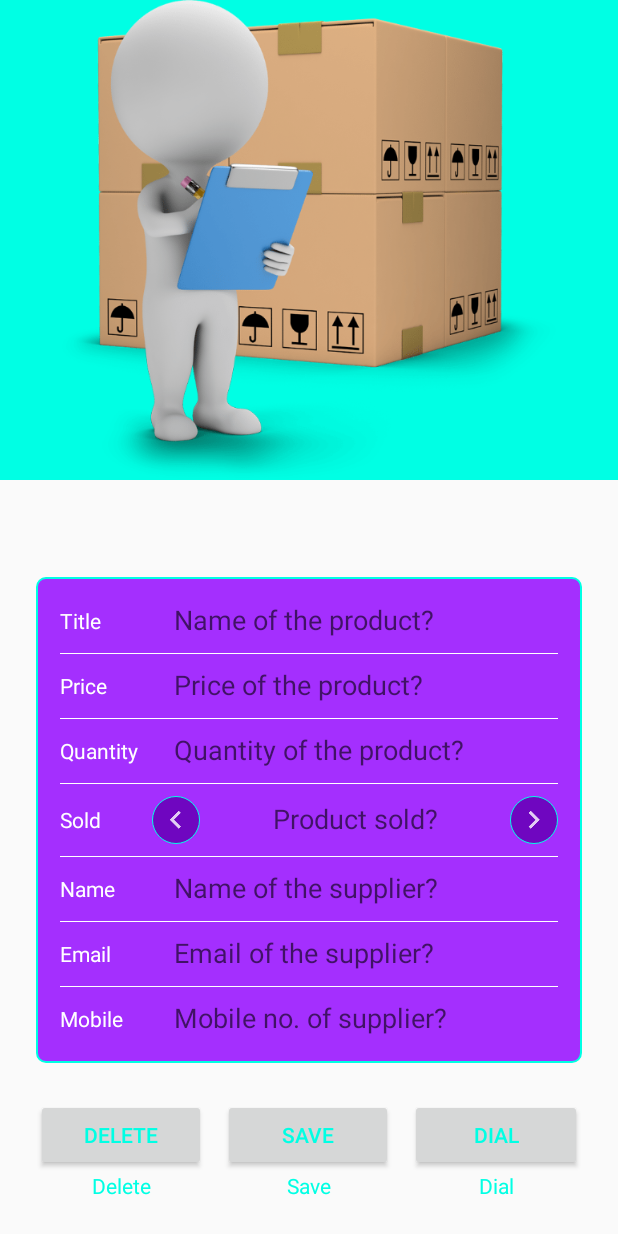
After one commit to bishram78/InventoroyApp2_new, an Android app: the layout activity_editor.xml on its own in the app's theme, with its tools: preview values and no code run, on a phone screen of 412 x 824 dp. The commit adds this screen. Run offline under Robolectric (Android 15) with nearby library versions, the light colour scheme and no system bars.

Commit message:
Commit 2

```diff
--- /dev/null
+++ b/app/src/main/java/com/bishram/nano/degree/inventory/app2/activity/EditorActivity.java
@@ -0,0 +1,140 @@
+package com.bishram.nano.degree.inventory.app2.activity;
+
+import android.app.LoaderManager;
+import android.content.CursorLoader;
+import android.content.Intent;
+import android.content.Loader;
+import android.database.Cursor;
+import android.net.Uri;
+import android.os.Bundle;
+import android.support.annotation.Nullable;
+import android.support.v4.app.FragmentManager;
+import android.support.v7.app.AppCompatActivity;
+import android.view.MotionEvent;
+import android.view.View;
+import android.widget.CursorAdapter;
+import android.widget.EditText;
+
+import com.bishram.nano.degree.inventory.app2.R;
+
+public class EditorActivity extends AppCompatActivity implements
+        LoaderManager.LoaderCallbacks<Cursor> {
+
+    private static final int EXISTING_INVENTORY_LOADER = 0;
+    private Uri mCurrentInventoryUri;
+
+    private EditText mNameEditText;
+    private EditText mPriceEditText;
+    private EditText mQuantityEditText;
+    private EditText mSoldEditText;
+    private EditText mSupplierEditText;
+    private EditText mEmailEditText;
+    private EditText mMobileEditText;
+
+    private boolean mInventoryHasChanged = false;
+
+    private View.OnTouchListener mTouchListener = new View.OnTouchListener() {
+        /**
+         * Called when a touch event is dispatched to a view. This allows listeners to
+         * get a chance to respond before the target view.
+         *
+         * @param v     The view the touch event has been dispatched to.
+         * @param event The MotionEvent object containing full information about
+         *              the event.
+         * @return True if the listener has consumed the event, false otherwise.
+         */
+        @Override
+        public boolean onTouch(View v, MotionEvent event) {
+            mInventoryHasChanged = true;
+            return false;
+        }
+    };
+
+    @Override
+    protected void onCreate(@Nullable Bundle savedInstanceState) {
+        super.onCreate(savedInstanceState);
+        setContentView(R.layout.activity_editor);
+
+        Intent intent = getIntent();
+        mCurrentInventoryUri = intent.getData();
+
+        if (mCurrentInventoryUri == null) {
+            setTitle("Add New Product");
+            disableButtons();
+        } else {
+            setTitle("Edit Product Info");
+            getLoaderManager().initLoader(EXISTING_INVENTORY_LOADER, null, this);
+        }
+    }
+
+    private void updateProduct() {
+
+    }
+
+    /**
+     * Instantiate and return a new Loader for the given ID.
+     *
+     * @param id   The ID whose loader is to be created.
+     * @param args Any arguments supplied by the caller.
+     * @return Return a new Loader instance that is ready to start loading.
+     */
+    @Override
+    public Loader<Cursor> onCreateLoader(int id, Bundle args) {
+        return null;
+    }
+
+    /**
+     * Called when a previously created loader has finished its load.  Note
+     * that normally an application is <em>not</em> allowed to commit fragment
+     * transactions while in this call, since it can happen after an
+     * activity's state is saved.  See {@link FragmentManager#beginTransaction()
+     * FragmentManager.openTransaction()} for further discussion on this.
+     *
+     * <p>This function is guaranteed to be called prior to the release of
+     * the last data that was supplied for this Loader.  At this point
+     * you should remove all use of the old data (since it will be released
+     * soon), but should not do your own release of the data since its Loader
+     * owns it and will take care of that.  The Loader will take care of
+     * management of its data so you don't have to.  In particular:
+     *
+     * <ul>
+     * <li> <p>The Loader will monitor for changes to the data, and report
+     * them to you through new calls here.  You should not monitor the
+     * data yourself.  For example, if the data is a {@link Cursor}
+     * and you place it in a {@link CursorAdapter}, use
+     * the  constructor <em>without</em> passing
+     * in either {@link CursorAdapter#FLAG_AUTO_REQUERY}
+     * or {@link CursorAdapter#FLAG_REGISTER_CONTENT_OBSERVER}
+     * (that is, use 0 for the flags argument).  This prevents the CursorAdapter
+     * from doing its own observing of the Cursor, which is not needed since
+     * when a change happens you will get a new Cursor throw another call
+     * here.
+     * <li> The Loader will release the data once it knows the application
+     * is no longer using it.  For example, if the data is
+     * a {@link Cursor} from a {@link CursorLoader},
+     * you should not call close() on it yourself.  If the Cursor is being placed in a
+     * {@link CursorAdapter}, you should use the
+     * {@link CursorAdapter#swapCursor(Cursor)}
+     * method so that the old Cursor is not closed.
+     * </ul>
+     *
+     * @param loader The Loader that has finished.
+     * @param data   The data generated by the Loader.
+     */
+    @Override
+    public void onLoadFinished(Loader<Cursor> loader, Cursor data) {
+
+    }
+
+    /**
+     * Called when a previously created loader is being reset, and thus
+     * making its data unavailable.  The application should at this point
+     * remove any references it has to the Loader's data.
+     *
+     * @param loader The Loader that is being reset.
+     */
+    @Override
+    public void onLoaderReset(Loader<Cursor> loader) {
+
+    }
+}
--- a/app/src/main/java/com/bishram/nano/degree/inventory/app2/activity/MainActivity.java
+++ b/app/src/main/java/com/bishram/nano/degree/inventory/app2/activity/MainActivity.java
@@ -154,11 +154,11 @@ public class MainActivity extends AppCompatActivity implements
         String productName = "Product_" + random.nextInt(5000 - 1000);
         double productPriceDouble = random.nextInt(50000 - 1000)/10.0;
         String productPriceStr = String.format("%.2f", productPriceDouble);
-        int productQuantity = random.nextInt(1000 - 10);
-        int productSold = random.nextInt(100 - 1);
+        int productQuantity = random.nextInt(50 - 1);
+        int productSold = random.nextInt(10 - 1);
         String supplierName = "Supplier_" + random.nextInt(100 - 1);
         String supplierEmail = "abc." + random.nextInt(999 - 100) + "@email.com";
-        long mobileNumber = random.nextInt(70000 - 10000) * 13;
+        long mobileNumber = random.nextInt(1234567890 - 1000000000);
 
         /*
          * Create a ContentValues object where column names are the keys,
@@ -197,9 +197,9 @@ public class MainActivity extends AppCompatActivity implements
         int rowsDeleted = getContentResolver().delete(InventoryEntry.CONTENT_URI, null, null);
 
         if (rowsDeleted != 0) {
+            Toast.makeText(this, getString(R.string.successful_deletion), Toast.LENGTH_LONG).show();
+        } else {
             Toast.makeText(this, getString(R.string.error_deletion), Toast.LENGTH_LONG).show();
-        } else {
-            Toast.makeText(this, getString(R.string.successful_deletion), Toast.LENGTH_LONG).show();
         }
     }
 
@@ -212,7 +212,9 @@ public class MainActivity extends AppCompatActivity implements
           InventoryEntry.COLUMN_NAME_PRODUCT,
           InventoryEntry.COLUMN_PRICE_PRODUCT,
           InventoryEntry.COLUMN_QUANTITY_PRODUCT,
-          InventoryEntry.COLUMN_SOLD_PRODUCT
+          InventoryEntry.COLUMN_SOLD_PRODUCT,
+          InventoryEntry.COLUMN_NAME_SUPPLIER,
+          InventoryEntry.COLUMN_MOBILE_SUPPLIER
         };
 
         // This loader will execute the ContentProvider's query method on a background thread
--- a/app/src/main/java/com/bishram/nano/degree/inventory/app2/adapter/InventoryCursorAdapter.java
+++ b/app/src/main/java/com/bishram/nano/degree/inventory/app2/adapter/InventoryCursorAdapter.java
@@ -12,7 +12,6 @@ import android.view.ViewGroup;
 import android.widget.Button;
 import android.widget.CursorAdapter;
 import android.widget.TextView;
-import android.widget.Toast;
 
 import com.bishram.nano.degree.inventory.app2.R;
 
@@ -57,17 +56,19 @@ public class InventoryCursorAdapter extends CursorAdapter {
         // Find individual views that we want to modify in the list item layout
         TextView nameTexView = view.findViewById(R.id.product_name_tv);
         TextView priceTextView = view.findViewById(R.id.product_price_tv);
-        TextView quantityTextView = view.findViewById(R.id.product_quantity_tv);
-        Button buttonSellProduct = view.findViewById(R.id.product_sell_btn);
+        final TextView quantityTextView = view.findViewById(R.id.product_quantity_tv);
+        final Button buttonSellProduct = view.findViewById(R.id.product_sell_btn);
 
         // Find the columns of inventory attributes that we're interested in
         final int nameColumnIndex = cursor.getColumnIndex(InventoryEntry.COLUMN_NAME_PRODUCT);
         final int priceColumnIndex = cursor.getColumnIndex(InventoryEntry.COLUMN_PRICE_PRODUCT);
         final int quantityColumnIndex = cursor.getColumnIndex(InventoryEntry.COLUMN_QUANTITY_PRODUCT);
         final int soldColumnIndex = cursor.getColumnIndex(InventoryEntry.COLUMN_SOLD_PRODUCT);
+        final int supplierColumnIndex = cursor.getColumnIndex(InventoryEntry.COLUMN_NAME_SUPPLIER);
 
         // Read the inventory attributes from the Cursor for the current inventory.
-        String productName = cursor.getString(nameColumnIndex);
+        final String productName = cursor.getString(nameColumnIndex);
+        final String supplierName = cursor.getString(supplierColumnIndex);
         String productPrice = "INR " + cursor.getString(priceColumnIndex);
         String productQuantity = cursor.getString(quantityColumnIndex);
         String productSold = cursor.getString(soldColumnIndex);
@@ -90,6 +91,8 @@ public class InventoryCursorAdapter extends CursorAdapter {
                 int curQuantity = quantity;
                 int curSold = sold;
                 if (quantity > 0) {
+                    values.put(InventoryEntry.COLUMN_NAME_PRODUCT, productName);
+                    values.put(InventoryEntry.COLUMN_NAME_SUPPLIER, supplierName);
                     values.put(InventoryEntry.COLUMN_QUANTITY_PRODUCT, --curQuantity);
                     values.put(InventoryEntry.COLUMN_SOLD_PRODUCT, ++curSold);
                     resolver.update(
@@ -100,7 +103,8 @@ public class InventoryCursorAdapter extends CursorAdapter {
                     );
                     context.getContentResolver().notifyChange(currentUri, null);
                 } else {
-                    Toast.makeText(context, "Item out of stock.", Toast.LENGTH_SHORT).show();
+                    buttonSellProduct.setVisibility(View.INVISIBLE);
+                    quantityTextView.setText("Out of stock.");
                 }
             }
         });
--- a/app/src/main/java/com/bishram/nano/degree/inventory/app2/data/InventoryProvider.java
+++ b/app/src/main/java/com/bishram/nano/degree/inventory/app2/data/InventoryProvider.java
@@ -466,12 +466,6 @@ public class InventoryProvider extends ContentProvider {
             throw new IllegalArgumentException("Supplier name can not be empty.");
         }
 
-        // Check that mobile number is valid
-        long mobileNumber = values.getAsLong(InventoryEntry.COLUMN_MOBILE_SUPPLIER);
-        if (mobileNumber != 10) {
-            throw new IllegalArgumentException("Mobile number is not valid");
-        }
-
         // If there are no values to update, then don't try to update the database
         if (values.size() == 0) {
             return 0;
--- /dev/null
+++ b/app/src/main/res/drawable/bkg_round_all.xml
@@ -0,0 +1,20 @@
+<?xml version="1.0" encoding="utf-8"?>
+<selector xmlns:android="http://schemas.android.com/apk/res/android">
+
+    <item android:state_pressed="true">
+        <shape android:shape="rectangle">
+            <solid android:color="#dc9710ff" />
+            <stroke android:color="@android:color/black"
+                android:width="1px" />
+            <corners android:radius="20dp" />
+        </shape>
+    </item>
+    <item>
+        <shape android:shape="rectangle">
+            <solid android:color="#dc6800b7" />
+            <stroke android:color="@color/colorPrimary"
+                android:width="1px" />
+            <corners android:radius="20dp" />
+        </shape>
+    </item>
+</selector>
--- /dev/null
+++ b/app/src/main/res/drawable/bkg_round_corner.xml
@@ -0,0 +1,12 @@
+<?xml version="1.0" encoding="utf-8"?>
+<selector xmlns:android="http://schemas.android.com/apk/res/android">
+
+    <item>
+        <shape android:shape="rectangle">
+            <solid android:color="#dc9710ff" />
+            <stroke android:color="@color/colorPrimary"
+                android:width="1dp" />
+            <corners android:radius="6dp" />
+        </shape>
+    </item>
+</selector>
--- /dev/null
+++ b/app/src/main/res/layout/activity_editor.xml
@@ -0,0 +1,114 @@
+<?xml version="1.0" encoding="utf-8"?>
+<RelativeLayout xmlns:android="http://schemas.android.com/apk/res/android"
+    android:layout_width="match_parent"
+    android:layout_height="match_parent"
+    android:orientation="vertical">
+
+    <ImageView
+        android:layout_width="match_parent"
+        android:layout_height="320dp"
+        android:src="@drawable/default_img"
+        android:background="@color/colorPrimary"/>
+
+    <LinearLayout
+        android:id="@+id/layout_text"
+        android:layout_width="match_parent"
+        android:layout_height="wrap_content"
+        android:layout_marginBottom="24dp"
+        android:layout_alignParentBottom="true"
+        android:layout_marginRight="24dp"
+        android:layout_marginEnd="24dp"
+        android:layout_marginStart="24dp"
+        android:layout_marginLeft="24dp">
+
+        <TextView
+            android:layout_width="0dp"
+            android:layout_weight="1"
+            android:text="Delete"
+            android:gravity="center"
+            android:textColor="@color/colorPrimary"
+            android:layout_height="wrap_content" />
+
+        <View
+            android:layout_width="0dp"
+            android:layout_height="1dp"
+            android:layout_weight="0.1" />
+
+        <TextView
+            android:layout_width="0dp"
+            android:layout_weight="1"
+            android:text="Save"
+            android:gravity="center"
+            android:textColor="@color/colorPrimary"
+            android:layout_height="wrap_content" />
+
+        <View
+            android:layout_width="0dp"
+            android:layout_height="1dp"
+            android:layout_weight="0.1" />
+
+        <TextView
+            android:layout_width="0dp"
+            android:layout_weight="1"
+            android:text="Dial"
+            android:gravity="center"
+            android:textColor="@color/colorPrimary"
+            android:layout_height="wrap_content" />
+    </LinearLayout>
+
+    <LinearLayout
+        android:id="@+id/layout_buttons"
+        android:layout_width="match_parent"
+        android:layout_height="wrap_content"
+        android:layout_marginRight="24dp"
+        android:layout_marginEnd="24dp"
+        android:layout_marginStart="24dp"
+        android:layout_marginLeft="24dp"
+        android:layout_above="@id/layout_text">
+
+        <Button
+            android:layout_width="0dp"
+            android:layout_weight="1"
+            android:text="Delete"
+            android:gravity="center"
+            android:textColor="@color/colorPrimary"
+            android:layout_height="wrap_content" />
+
+        <View
+            android:layout_width="0dp"
+            android:layout_height="1dp"
+            android:layout_weight="0.1" />
+
+        <Button
+            android:layout_width="0dp"
+            android:layout_weight="1"
+            android:text="Save"
+            android:gravity="center"
+            android:textColor="@color/colorPrimary"
+            android:layout_height="wrap_content" />
+
+        <View
+            android:layout_width="0dp"
+            android:layout_height="1dp"
+            android:layout_weight="0.1" />
+
+        <Button
+            android:layout_width="0dp"
+            android:layout_weight="1"
+            android:text="Dial"
+            android:gravity="center"
+            android:textColor="@color/colorPrimary"
+            android:layout_height="wrap_content" />
+    </LinearLayout>
+
+    <include
+        android:layout_above="@id/layout_buttons"
+        android:layout_width="match_parent"
+        android:layout_height="wrap_content"
+        android:layout_marginRight="24dp"
+        android:layout_marginEnd="24dp"
+        android:layout_marginStart="24dp"
+        android:layout_marginLeft="24dp"
+        android:layout_marginBottom="24dp"
+        layout="@layout/content_editor" />
+</RelativeLayout>
--- /dev/null
+++ b/app/src/main/res/layout/content_editor.xml
@@ -0,0 +1,228 @@
+<?xml version="1.0" encoding="utf-8"?>
+<LinearLayout xmlns:android="http://schemas.android.com/apk/res/android"
+    android:layout_width="match_parent"
+    android:layout_height="wrap_content"
+    android:background="@drawable/bkg_round_corner"
+    android:padding="16dp"
+    android:orientation="vertical">
+
+    <LinearLayout
+        android:layout_width="match_parent"
+        android:layout_height="wrap_content"
+        android:orientation="horizontal"
+        android:gravity="center">
+
+        <TextView
+            android:layout_width="0dp"
+            android:layout_weight="0.3"
+            android:layout_height="wrap_content"
+            android:text="Title"
+            android:textColor="@android:color/white"/>
+
+        <EditText
+            android:id="@+id/product_name_et"
+            android:layout_width="0dp"
+            android:layout_weight="1"
+            android:layout_height="wrap_content"
+            android:paddingBottom="2dp"
+            android:background="@android:color/transparent"
+            android:hint="Name of the product?"/>
+    </LinearLayout>
+
+    <View
+        android:layout_width="match_parent"
+        android:layout_height="1px"
+        android:layout_marginTop="8dp"
+        android:background="@android:color/white"/>
+
+    <LinearLayout
+        android:layout_width="match_parent"
+        android:layout_height="wrap_content"
+        android:orientation="horizontal"
+        android:gravity="center"
+        android:layout_marginTop="8dp">
+
+        <TextView
+            android:layout_width="0dp"
+            android:layout_weight="0.3"
+            android:layout_height="wrap_content"
+            android:text="Price"
+            android:textColor="@android:color/white"/>
+
+        <EditText
+            android:id="@+id/product_price_et"
+            android:layout_width="0dp"
+            android:layout_weight="1"
+            android:layout_height="wrap_content"
+            android:paddingBottom="2dp"
+            android:background="@android:color/transparent"
+            android:hint="Price of the product?"/>
+    </LinearLayout>
+
+    <View
+        android:layout_width="match_parent"
+        android:layout_height="1px"
+        android:layout_marginTop="8dp"
+        android:background="@android:color/white"/>
+
+    <LinearLayout
+        android:layout_width="match_parent"
+        android:layout_height="wrap_content"
+        android:orientation="horizontal"
+        android:gravity="center"
+        android:layout_marginTop="8dp">
+
+        <TextView
+            android:layout_width="0dp"
+            android:layout_weight="0.3"
+            android:layout_height="wrap_content"
+            android:text="Quantity"
+            android:textColor="@android:color/white"/>
+
+        <EditText
+            android:id="@+id/product_quantity_et"
+            android:layout_width="0dp"
+            android:layout_weight="1"
+            android:layout_height="wrap_content"
+            android:paddingBottom="2dp"
+            android:background="@android:color/transparent"
+            android:hint="Quantity of the product?"/>
+    </LinearLayout>
+
+    <View
+        android:layout_width="match_parent"
+        android:layout_height="1px"
+        android:layout_marginTop="8dp"
+        android:background="@android:color/white"/>
+
+    <LinearLayout
+        android:layout_width="match_parent"
+        android:layout_height="wrap_content"
+        android:orientation="horizontal"
+        android:gravity="center"
+        android:layout_marginTop="8dp">
+
+        <TextView
+            android:layout_width="0dp"
+            android:layout_weight="0.3"
+            android:layout_height="wrap_content"
+            android:text="Sold"
+            android:textColor="@android:color/white"/>
+
+        <ImageView
+            android:id="@+id/product_sold_inc_iv"
+            android:layout_width="wrap_content"
+            android:layout_height="wrap_content"
+            android:padding="4dp"
+            android:background="@drawable/bkg_round_all"
+            android:src="@drawable/ic_action_left"/>
+
+        <EditText
+            android:id="@+id/product_sold_et"
+            android:layout_width="0dp"
+            android:layout_weight="1"
+            android:gravity="center"
+            android:layout_height="wrap_content"
+            android:paddingBottom="2dp"
+            android:background="@android:color/transparent"
+            android:hint="Product sold?"/>
+
+        <ImageView
+            android:id="@+id/product_sold_dec_iv"
+            android:layout_width="wrap_content"
+            android:layout_height="wrap_content"
+            android:padding="4dp"
+            android:background="@drawable/bkg_round_all"
+            android:src="@drawable/ic_action_right"/>
+    </LinearLayout>
+
+    <View
+        android:layout_width="match_parent"
+        android:layout_height="1px"
+        android:layout_marginTop="8dp"
+        android:background="@android:color/white"/>
+
+    <LinearLayout
+        android:layout_width="match_parent"
+        android:layout_height="wrap_content"
+        android:orientation="horizontal"
+        android:gravity="center"
+        android:layout_marginTop="8dp">
+
+        <TextView
+            android:layout_width="0dp"
+            android:layout_weight="0.3"
+            android:layout_height="wrap_content"
+            android:text="Name"
+            android:textColor="@android:color/white"/>
+
+        <EditText
+            android:id="@+id/supplier_name_et"
+            android:layout_width="0dp"
+            android:layout_weight="1"
+            android:layout_height="wrap_content"
+            android:paddingBottom="2dp"
+            android:background="@android:color/transparent"
+            android:hint="Name of the supplier?"/>
+    </LinearLayout>
+
+    <View
+        android:layout_width="match_parent"
+        android:layout_height="1px"
+        android:layout_marginTop="8dp"
+        android:background="@android:color/white"/>
+
+    <LinearLayout
+        android:layout_width="match_parent"
+        android:layout_height="wrap_content"
+        android:orientation="horizontal"
+        android:gravity="center"
+        android:layout_marginTop="8dp">
+
+        <TextView
+            android:layout_width="0dp"
+            android:layout_weight="0.3"
+            android:layout_height="wrap_content"
+            android:text="Email"
+            android:textColor="@android:color/white"/>
+
+        <EditText
+            android:id="@+id/supplier_email_et"
+            android:layout_width="0dp"
+            android:layout_weight="1"
+            android:layout_height="wrap_content"
+            android:paddingBottom="2dp"
+            android:background="@android:color/transparent"
+            android:hint="Email of the supplier?"/>
+    </LinearLayout>
+
+    <View
+        android:layout_width="match_parent"
+        android:layout_height="1px"
+        android:layout_marginTop="8dp"
+        android:background="@android:color/white"/>
+
+    <LinearLayout
+        android:layout_width="match_parent"
+        android:layout_height="wrap_content"
+        android:orientation="horizontal"
+        android:gravity="center"
+        android:layout_marginTop="8dp">
+
+        <TextView
+            android:layout_width="0dp"
+            android:layout_weight="0.3"
+            android:layout_height="wrap_content"
+            android:text="Mobile"
+            android:textColor="@android:color/white"/>
+
+        <EditText
+            android:id="@+id/supplier_mobile_et"
+            android:layout_width="0dp"
+            android:layout_weight="1"
+            android:layout_height="wrap_content"
+            android:paddingBottom="2dp"
+            android:background="@android:color/transparent"
+            android:hint="Mobile no. of supplier?"/>
+    </LinearLayout>
+</LinearLayout>
```
Also changed, not shown: app/src/main/res/drawable-xhdpi/default_img.png (added).
